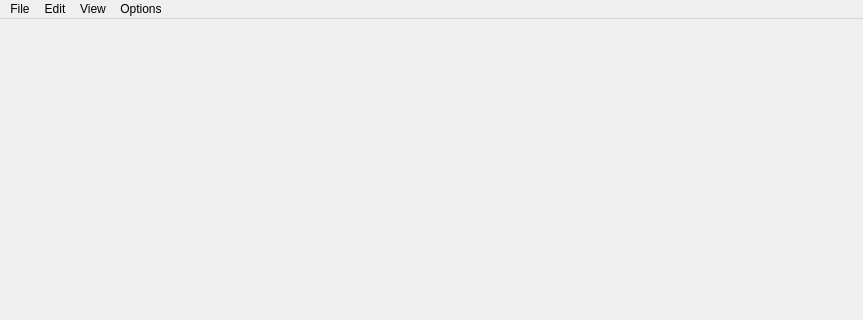
Before: the Qt Designer form Windows/UI_files/MainWindow.ui in LemurPwned/VISM, drawn with Qt 5; both pictures show x 0 to 863 and y 0 to 320 of the 863 by 690 pixel window.
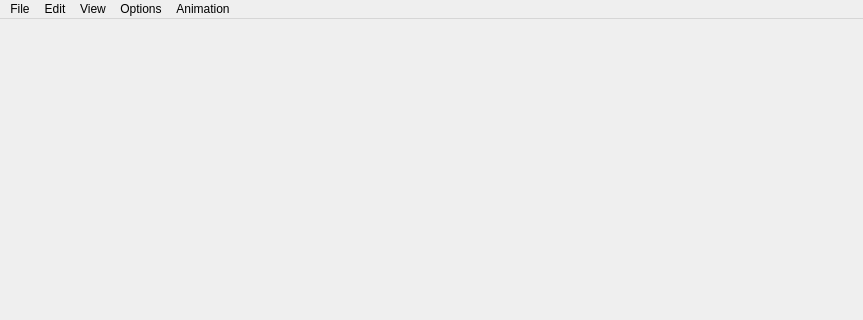
After: the same form once the commit is applied.

Commit message: widget numbers changed, animation moved

```diff
--- a/Windows/UI_files/MainWindow.ui
+++ b/Windows/UI_files/MainWindow.ui
@@ -32,7 +32,7 @@
      <x>0</x>
      <y>0</y>
      <width>863</width>
-     <height>26</height>
+     <height>22</height>
     </rect>
    </property>
    <widget class="QMenu" name="menuFile">
@@ -68,10 +68,17 @@
     <addaction name="actionPerformance"/>
     <addaction name="actionMovie_composer"/>
    </widget>
+   <widget class="QMenu" name="menuAnimation">
+    <property name="title">
+     <string>Animation</string>
+    </property>
+    <addaction name="actionAnimation_2"/>
+   </widget>
    <addaction name="menuFile"/>
    <addaction name="menuEdit"/>
    <addaction name="menuView"/>
    <addaction name="menuOptions"/>
+   <addaction name="menuAnimation"/>
   </widget>
   <widget class="QStatusBar" name="statusbar"/>
   <action name="actionLoad_File">
```
Left out of the diff: 21 changed lines with no effect on the pictures. The commit also changes 3 other files.
